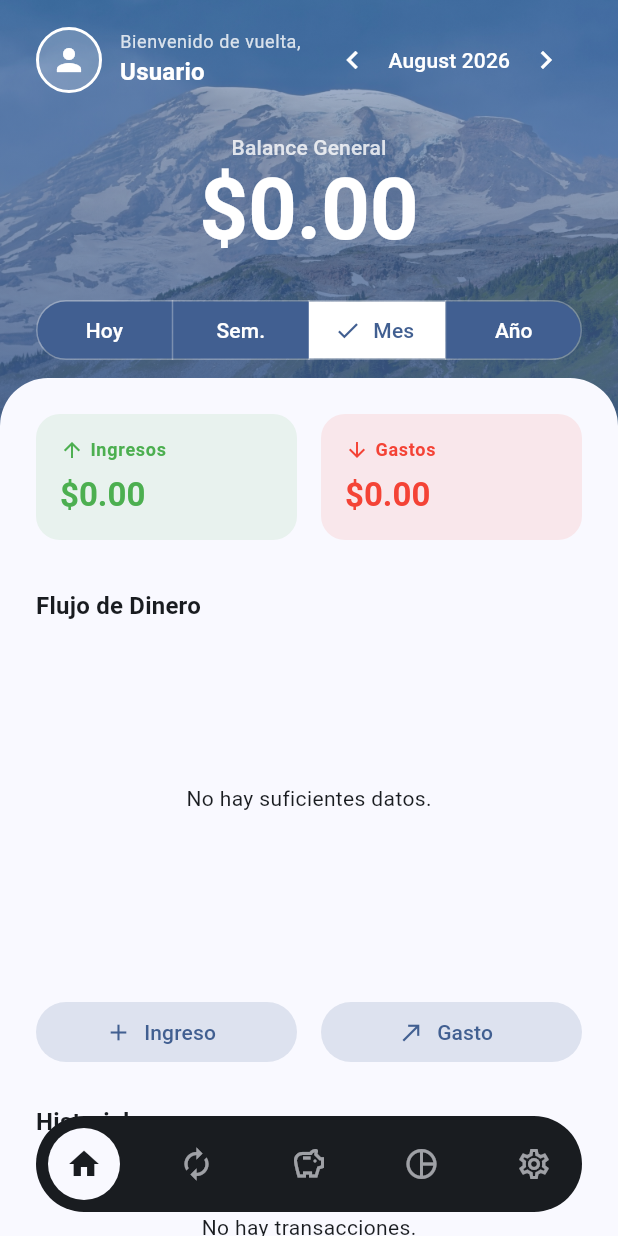
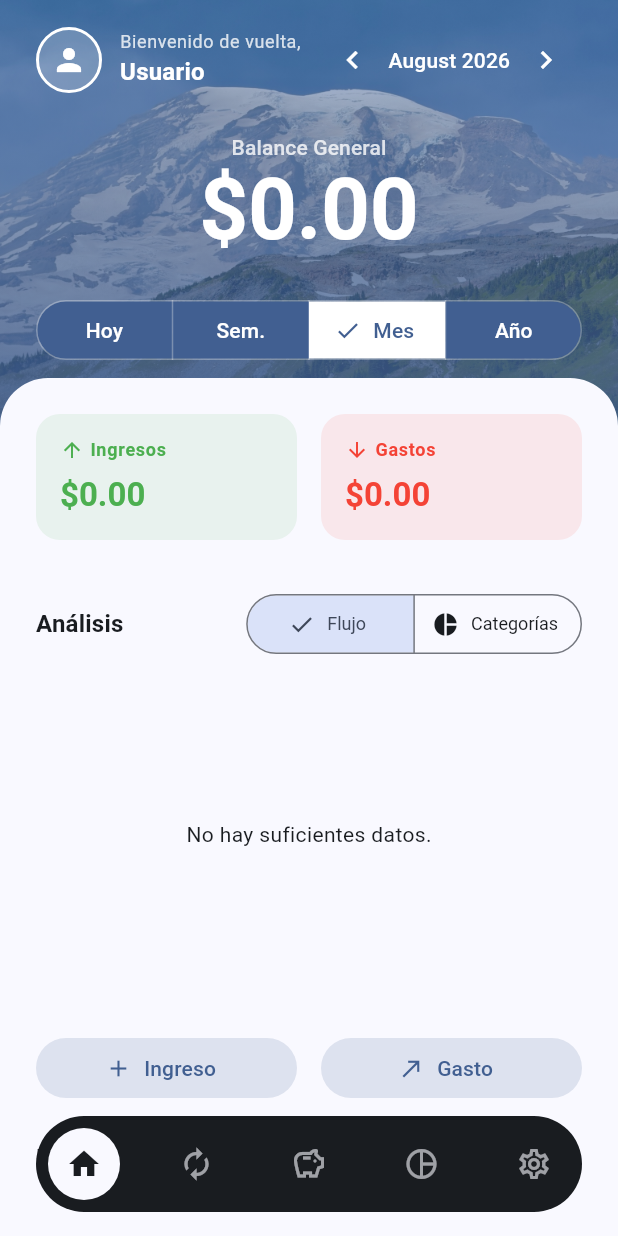
Before and after one commit to raulanto/gestor_gastos, a Flutter app: the TransactionsView screen opened by its route, on a phone screen of 412 x 824 dp. Run offline on Flutter 3.47's test engine with Material 3 defaults, Android fonts, the phone set to English and light mode, and no system bars; our stand-ins replace fl_chart, flutter_riverpod, go_router, google_fonts, image_picker, shared_preferences and 1 more; accounts and stored records are empty.

Commit message:
feat: implementar gráfico circular interactivo de distribución por categorías en el resumen de inicio

```diff
--- a/lib/features/home/presentation/providers/home_summary_provider.dart
+++ b/lib/features/home/presentation/providers/home_summary_provider.dart
@@ -2,8 +2,23 @@ import 'package:flutter_riverpod/flutter_riverpod.dart';
 import 'package:intl/intl.dart';
 import '../../../transactions/domain/entities/transaction.dart';
 import '../../../transactions/presentation/providers/transaction_provider.dart';
+import '../../../categories/presentation/providers/category_provider.dart';
 import '../../../../core/providers/date_filter_provider.dart';
 import 'period_view_provider.dart';
+
+class CategoryExpenseData {
+  final int categoryId;
+  final String name;
+  final int colorCode;
+  final double amount;
+
+  CategoryExpenseData({
+    required this.categoryId,
+    required this.name,
+    required this.colorCode,
+    required this.amount,
+  });
+}
 
 class HomeSummary {
   final List<TransactionEntity> transactions;
@@ -11,6 +26,7 @@ class HomeSummary {
   final double totalExpense;
   final double totalBalance;
   final Map<String, Map<String, double>> chartData;
+  final List<CategoryExpenseData> categoryExpenses;
 
   HomeSummary({
     required this.transactions,
@@ -18,24 +34,33 @@ class HomeSummary {
     required this.totalExpense,
     required this.totalBalance,
     required this.chartData,
+    required this.categoryExpenses,
   });
 }
 
 final homeSummaryProvider = Provider<AsyncValue<HomeSummary>>((ref) {
   final transactionsAsync = ref.watch(transactionsProvider);
+  final categoriesAsync = ref.watch(categoriesProvider);
   final periodView = ref.watch(periodViewProvider);
   final selectedMonth = ref.watch(selectedMonthProvider);
 
-  return transactionsAsync.whenData((allTransactions) {
+  if (transactionsAsync is AsyncLoading || categoriesAsync is AsyncLoading) {
+    return const AsyncValue.loading();
+  }
+
+  if (transactionsAsync is AsyncError) {
+    return AsyncValue.error(transactionsAsync.error!, transactionsAsync.stackTrace!);
+  }
+
+  final allTransactions = transactionsAsync.value ?? [];
+  final categories = categoriesAsync.value ?? [];
+
   List<TransactionEntity> txs = [];
 
   for (var t in allTransactions) {
     final date = DateTime.parse(t.date);
     bool include = false;
     if (periodView == PeriodView.day) {
-        // Today relative to the selected month? Or actual today?
-        // Let's assume if they select a past month, 'day' means the 1st of that month, or maybe the same day.
-        // Actually, let's keep 'now' as actual now if selectedMonth is current month, else 1st of month.
       final referenceDate = (selectedMonth.year == DateTime.now().year && selectedMonth.month == DateTime.now().month)
           ? DateTime.now()
           : DateTime(selectedMonth.year, selectedMonth.month, 1);
@@ -58,11 +83,16 @@ final homeSummaryProvider = Provider<AsyncValue<HomeSummary>>((ref) {
 
   double totalIncome = 0;
   double totalExpense = 0;
+  Map<int, double> catExpMap = {};
+
   for (var t in txs) {
     if (t.type == 'income') {
       totalIncome += t.amount;
     } else if (t.type == 'expense') {
       totalExpense += t.amount;
+      if (t.categoryId != null) {
+        catExpMap[t.categoryId!] = (catExpMap[t.categoryId!] ?? 0) + t.amount;
+      }
     }
   }
 
@@ -94,12 +124,23 @@ final homeSummaryProvider = Provider<AsyncValue<HomeSummary>>((ref) {
     }
   }
 
-    return HomeSummary(
+  List<CategoryExpenseData> categoryExpenses = catExpMap.entries.map((e) {
+    final cat = categories.where((c) => c.id == e.key).firstOrNull;
+    return CategoryExpenseData(
+      categoryId: e.key,
+      name: cat?.name ?? 'Desconocida',
+      colorCode: cat?.colorCode ?? 0xFF9E9E9E,
+      amount: e.value,
+    );
+  }).toList();
+  categoryExpenses.sort((a, b) => b.amount.compareTo(a.amount));
+
+  return AsyncValue.data(HomeSummary(
     transactions: txs,
     totalIncome: totalIncome,
     totalExpense: totalExpense,
     totalBalance: totalIncome - totalExpense,
     chartData: chartData,
-    );
+    categoryExpenses: categoryExpenses,
+  ));
 });
-});
--- a/lib/features/home/presentation/widgets/transactions_view.dart
+++ b/lib/features/home/presentation/widgets/transactions_view.dart
@@ -10,13 +10,21 @@ import 'home_header.dart';
 import 'period_selector.dart';
 import 'kpi_cards.dart';
 import 'home_chart.dart';
+import 'home_category_chart.dart';
 import 'transaction_list.dart';
 
-class TransactionsView extends ConsumerWidget {
+class TransactionsView extends ConsumerStatefulWidget {
   const TransactionsView({super.key});
 
   @override
-  Widget build(BuildContext context, WidgetRef ref) {
+  ConsumerState<TransactionsView> createState() => _TransactionsViewState();
+}
+
+class _TransactionsViewState extends ConsumerState<TransactionsView> {
+  int _chartType = 0; // 0 = Flujo, 1 = Categorías
+
+  @override
+  Widget build(BuildContext context) {
     final summaryState = ref.watch(homeSummaryProvider);
     final theme = Theme.of(context);
 
@@ -110,11 +118,34 @@ class TransactionsView extends ConsumerWidget {
                                   totalExpense: summary.totalExpense,
                                 ),
                                 const SizedBox(height: 32),
-                                Text('Flujo de Dinero', style: theme.textTheme.titleMedium?.copyWith(fontWeight: FontWeight.bold)),
+                                Row(
+                                  mainAxisAlignment: MainAxisAlignment.spaceBetween,
+                                  children: [
+                                    Text('Análisis', style: theme.textTheme.titleMedium?.copyWith(fontWeight: FontWeight.bold)),
+                                    SegmentedButton<int>(
+                                      segments: const [
+                                        ButtonSegment(value: 0, label: Text('Flujo'), icon: Icon(Icons.bar_chart, size: 18)),
+                                        ButtonSegment(value: 1, label: Text('Categorías'), icon: Icon(Icons.pie_chart, size: 18)),
+                                      ],
+                                      selected: {_chartType},
+                                      onSelectionChanged: (Set<int> newSelection) {
+                                        setState(() {
+                                          _chartType = newSelection.first;
+                                        });
+                                      },
+                                      style: SegmentedButton.styleFrom(
+                                        padding: const EdgeInsets.symmetric(horizontal: 8),
+                                        textStyle: const TextStyle(fontSize: 12),
+                                      ),
+                                    ),
+                                  ],
+                                ),
                                 const SizedBox(height: 16),
                                 SizedBox(
                                   height: 200,
-                                  child: HomeChart(chartData: summary.chartData),
+                                  child: _chartType == 0
+                                      ? HomeChart(chartData: summary.chartData)
+                                      : HomeCategoryChart(categoryData: summary.categoryExpenses),
                                 ),
                                 const SizedBox(height: 32),
                                 Row(
```
Also changed, not shown: lib/features/home/presentation/widgets/home_category_chart.dart (added, +205 -0 lines). Lines whose indentation alone changed are shown as unchanged.
